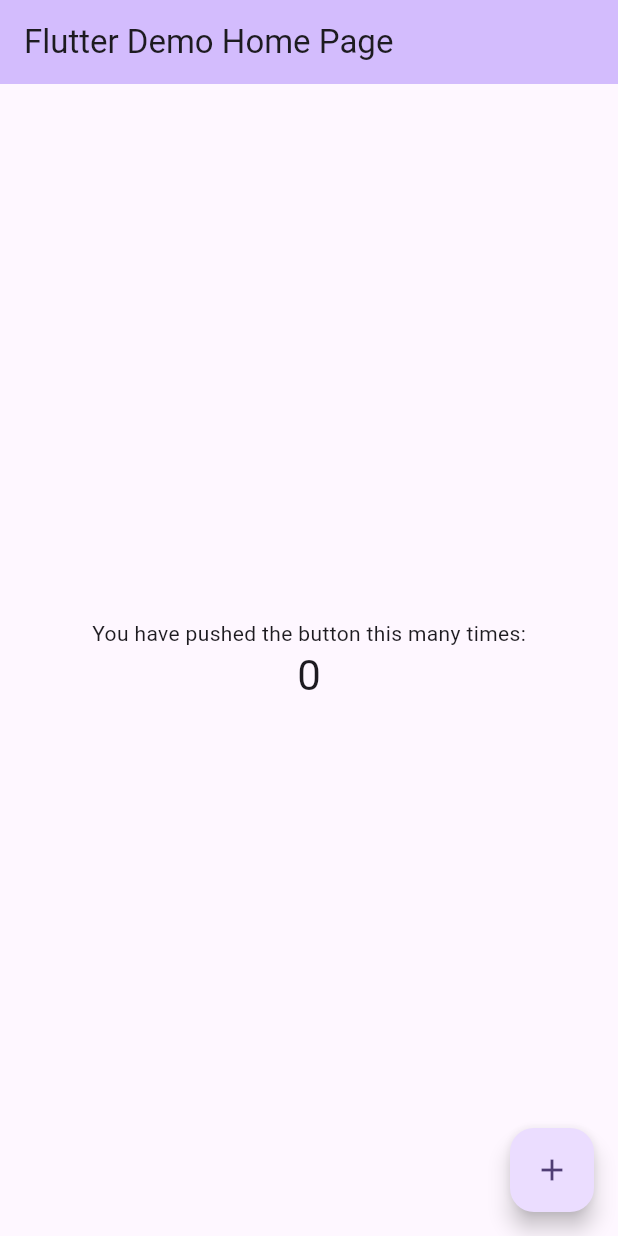
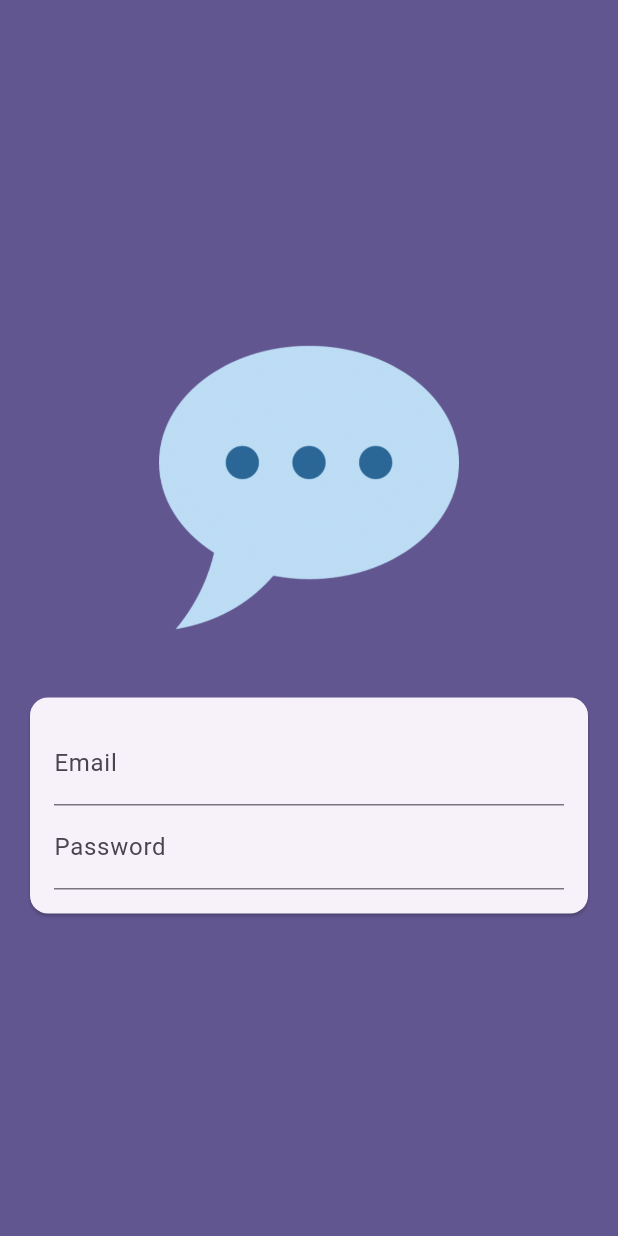
Before and after one commit to evanz1215/flutter_chat_app, a Flutter app: the screen it shows after launch, on a phone screen of 412 x 824 dp. Run offline on Flutter 3.47's test engine with Material 3 defaults, Android fonts, the phone set to English and light mode, and no system bars.

Commit message:
Update imports and titles in main.dart and pubspec.yaml

```diff
--- a/lib/main.dart
+++ b/lib/main.dart
@@ -1,4 +1,5 @@
 import 'package:flutter/material.dart';
+import 'package:flutter_chat_app/screens/auth.dart';
 
 void main() {
   runApp(const MyApp());
@@ -11,115 +12,12 @@ class MyApp extends StatelessWidget {
   @override
   Widget build(BuildContext context) {
     return MaterialApp(
-      title: 'Flutter Demo',
+      title: 'FlutterChat',
       theme: ThemeData(
-        // This is the theme of your application.
-        //
-        // TRY THIS: Try running your application with "flutter run". You'll see
-        // the application has a purple toolbar. Then, without quitting the app,
-        // try changing the seedColor in the colorScheme below to Colors.green
-        // and then invoke "hot reload" (save your changes or press the "hot
-        // reload" button in a Flutter-supported IDE, or press "r" if you used
-        // the command line to start the app).
-        //
-        // Notice that the counter didn't reset back to zero; the application
-        // state is not lost during the reload. To reset the state, use hot
-        // restart instead.
-        //
-        // This works for code too, not just values: Most code changes can be
-        // tested with just a hot reload.
-        colorScheme: ColorScheme.fromSeed(seedColor: Colors.deepPurple),
+        colorScheme: ColorScheme.fromSeed(seedColor: const Color.fromARGB(255, 63, 17, 177)),
         useMaterial3: true,
       ),
-      home: const MyHomePage(title: 'Flutter Demo Home Page'),
+      home: const AuthScreen(),
     );
   }
 }
-
-class MyHomePage extends StatefulWidget {
-  const MyHomePage({super.key, required this.title});
-
-  // This widget is the home page of your application. It is stateful, meaning
-  // that it has a State object (defined below) that contains fields that affect
-  // how it looks.
-
-  // This class is the configuration for the state. It holds the values (in this
-  // case the title) provided by the parent (in this case the App widget) and
-  // used by the build method of the State. Fields in a Widget subclass are
-  // always marked "final".
-
-  final String title;
-
-  @override
-  State<MyHomePage> createState() => _MyHomePageState();
-}
-
-class _MyHomePageState extends State<MyHomePage> {
-  int _counter = 0;
-
-  void _incrementCounter() {
-    setState(() {
-      // This call to setState tells the Flutter framework that something has
-      // changed in this State, which causes it to rerun the build method below
-      // so that the display can reflect the updated values. If we changed
-      // _counter without calling setState(), then the build method would not be
-      // called again, and so nothing would appear to happen.
-      _counter++;
-    });
-  }
-
-  @override
-  Widget build(BuildContext context) {
-    // This method is rerun every time setState is called, for instance as done
-    // by the _incrementCounter method above.
-    //
-    // The Flutter framework has been optimized to make rerunning build methods
-    // fast, so that you can just rebuild anything that needs updating rather
-    // than having to individually change instances of widgets.
-    return Scaffold(
-      appBar: AppBar(
-        // TRY THIS: Try changing the color here to a specific color (to
-        // Colors.amber, perhaps?) and trigger a hot reload to see the AppBar
-        // change color while the other colors stay the same.
-        backgroundColor: Theme.of(context).colorScheme.inversePrimary,
-        // Here we take the value from the MyHomePage object that was created by
-        // the App.build method, and use it to set our appbar title.
-        title: Text(widget.title),
-      ),
-      body: Center(
-        // Center is a layout widget. It takes a single child and positions it
-        // in the middle of the parent.
-        child: Column(
-          // Column is also a layout widget. It takes a list of children and
-          // arranges them vertically. By default, it sizes itself to fit its
-          // children horizontally, and tries to be as tall as its parent.
-          //
-          // Column has various properties to control how it sizes itself and
-          // how it positions its children. Here we use mainAxisAlignment to
-          // center the children vertically; the main axis here is the vertical
-          // axis because Columns are vertical (the cross axis would be
-          // horizontal).
-          //
-          // TRY THIS: Invoke "debug painting" (choose the "Toggle Debug Paint"
-          // action in the IDE, or press "p" in the console), to see the
-          // wireframe for each widget.
-          mainAxisAlignment: MainAxisAlignment.center,
-          children: <Widget>[
-            const Text(
-              'You have pushed the button this many times:',
-            ),
-            Text(
-              '$_counter',
-              style: Theme.of(context).textTheme.headlineMedium,
-            ),
-          ],
-        ),
-      ),
-      floatingActionButton: FloatingActionButton(
-        onPressed: _incrementCounter,
-        tooltip: 'Increment',
-        child: const Icon(Icons.add),
-      ), // This trailing comma makes auto-formatting nicer for build methods.
-    );
-  }
-}
--- /dev/null
+++ b/lib/screens/auth.dart
@@ -0,0 +1,61 @@
+import 'package:flutter/material.dart';
+
+class AuthScreen extends StatefulWidget {
+  const AuthScreen({super.key});
+
+  @override
+  State<AuthScreen> createState() => _AuthScreenState();
+}
+
+class _AuthScreenState extends State<AuthScreen> {
+  @override
+  Widget build(BuildContext context) {
+    return Scaffold(
+      backgroundColor: Theme.of(context).colorScheme.primary,
+      body: Center(
+        child: SingleChildScrollView(
+          child: Column(
+            mainAxisAlignment: MainAxisAlignment.center,
+            children: [
+              Container(
+                margin: const EdgeInsets.only(
+                  top: 30,
+                  bottom: 20,
+                  left: 20,
+                  right: 20,
+                ),
+                width: 200,
+                child: Image.asset('assets/images/chat.png'),
+              ),
+              Card(
+                margin: const EdgeInsets.all(20),
+                child: SingleChildScrollView(
+                  child: Padding(
+                    padding: const EdgeInsets.all(16),
+                    child: Form(
+                      child: Column(
+                        mainAxisSize: MainAxisSize.min,
+                        children: [
+                          TextFormField(
+                            decoration: const InputDecoration(labelText: 'Email'),
+                            keyboardType: TextInputType.emailAddress,
+                            autocorrect: false, //關閉自動修正
+                            textCapitalization: TextCapitalization.none, //不自動大寫
+                          ),
+                          TextFormField(
+                            decoration: const InputDecoration(labelText: 'Password'),
+                            obscureText: true, //隱藏密碼
+                          )
+                        ],
+                      ),
+                    ),
+                  ),
+                ),
+              ),
+            ],
+          ),
+        ),
+      ),
+    );
+  }
+}
```
Also changed, not shown: pubspec.yaml (+4 -6 lines), assets/images/chat.png (added).
